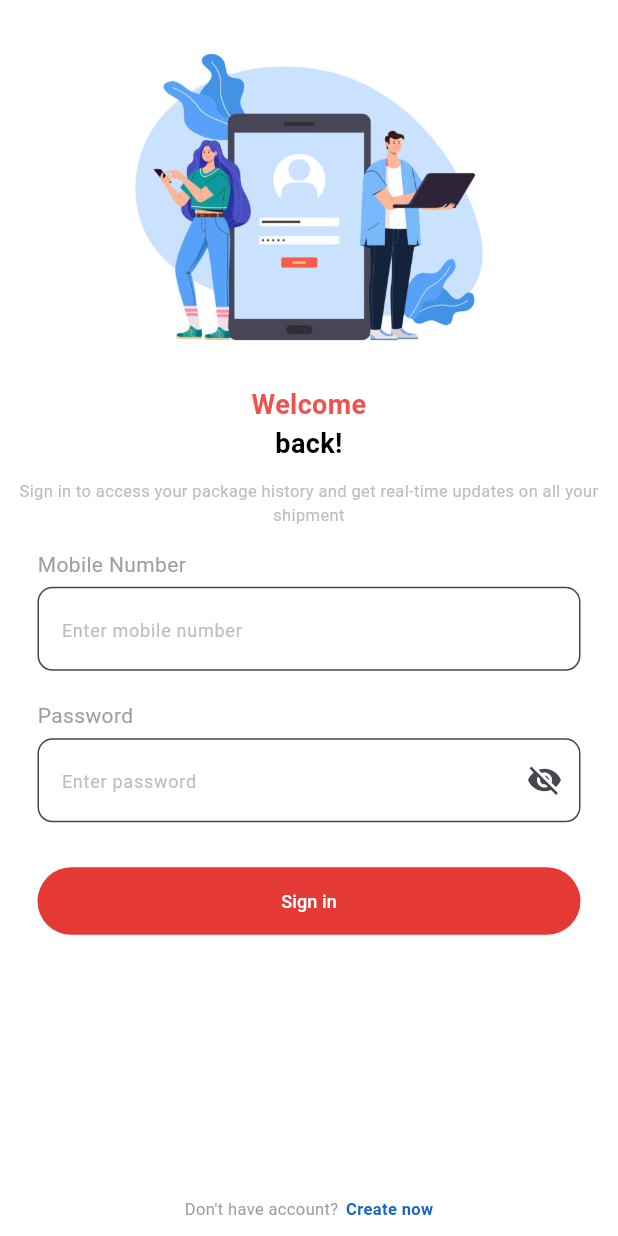
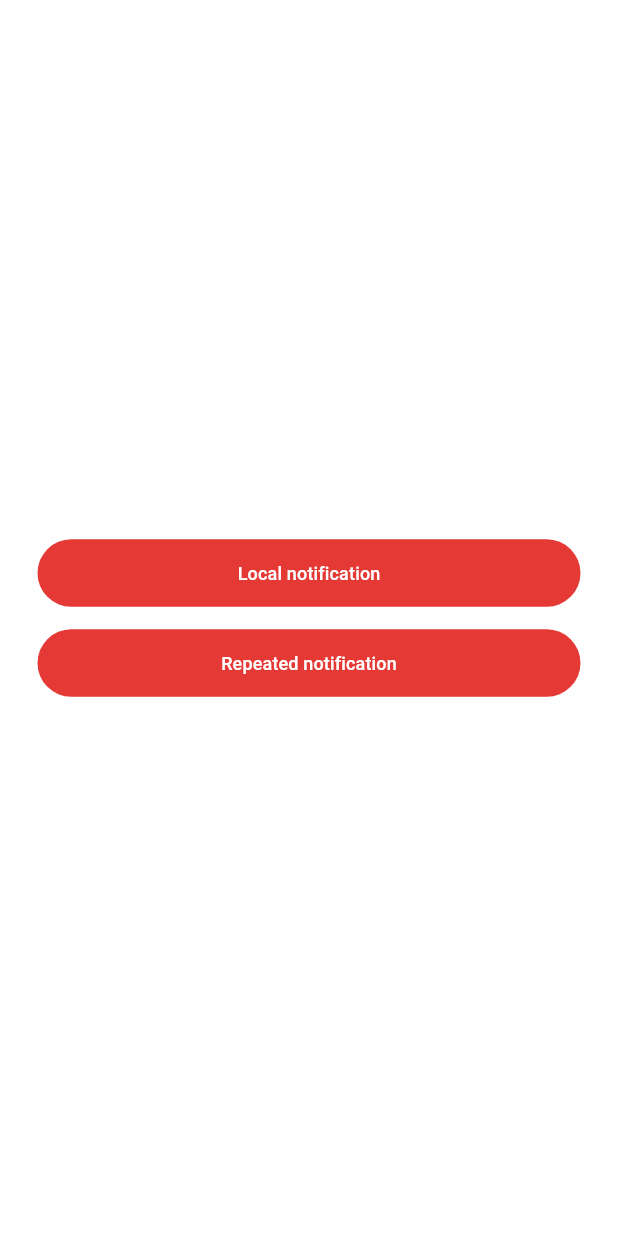
Before and after one commit to atik1404/FlutterPlayground, a Flutter app: the screen it shows after launch, on a phone screen of 412 x 824 dp. Run offline on Flutter 3.47's test engine with Material 3 defaults, Android fonts, the phone set to English and light mode, and no system bars; our stand-ins replace bloc, flutter_local_notifications, timezone; missing offline and left inert: dart:ffi.

Commit message:
feat(notification): working on notification

```diff
--- /dev/null
+++ b/lib/feature/notification/notification_screen.dart
@@ -0,0 +1,62 @@
+import 'package:first_flutter/feature/notification/notification_services.dart';
+import 'package:first_flutter/logger.dart';
+import 'package:flutter/material.dart';
+
+import '../../resources/AppColors.dart';
+import '../../resources/AppDimensions.dart';
+
+class NotificationScreen extends StatelessWidget {
+  const NotificationScreen({super.key});
+
+  @override
+  Widget build(BuildContext context) {
+    return Scaffold(
+      resizeToAvoidBottomInset: false,
+      body: Container(
+        color: Colors.white,
+        padding: AppDimensions.kPadding10,
+        child: Column(
+          crossAxisAlignment: CrossAxisAlignment.center,
+          mainAxisAlignment: MainAxisAlignment.center,
+          children: [
+            _buildNotificationButton(context, "Local notification", (){
+              Logger.log("Local notification");
+              // NotificationService.showNotification(
+              //   title: "Hello flutter",
+              //   body: "This is demo notification"
+              // );
+            }),
+
+            const SizedBox(height: AppDimensions.margin15),
+
+            _buildNotificationButton(context, "Repeated notification", (){
+              Logger.log("Repeated notification");
+            })
+          ],
+        ),
+      ),
+    );
+  }
+
+  Widget _buildNotificationButton(BuildContext context, String buttonText, VoidCallback onClickListener) {
+    return Padding(
+        padding: AppDimensions.kPaddingH15,
+        child: SizedBox(
+          width: double.infinity,
+          height: AppDimensions.kSizeH45.height,
+          child: FilledButton(
+            onPressed: onClickListener,
+            style: FilledButton.styleFrom(
+              backgroundColor: AppColors.mdRed600,
+            ),
+            child: Text(
+              buttonText,
+              style: TextStyle(
+                color: AppColors.white,
+                fontSize: AppDimensions.regularTextSize,
+              ),
+            ),
+          ),
+        ));
+  }
+}
--- /dev/null
+++ b/lib/feature/notification/notification_services.dart
@@ -0,0 +1,45 @@
+import 'dart:ffi';
+
+import 'package:flutter_local_notifications/flutter_local_notifications.dart';
+import 'package:timezone/data/latest_all.dart' as tz;
+
+class NotificationService {
+  static final FlutterLocalNotificationsPlugin _notificationsPlugin = FlutterLocalNotificationsPlugin();
+
+
+  static Future<void> initialize() async{
+    const AndroidInitializationSettings androidInitializationSettings = AndroidInitializationSettings('@mipmap/ic_launcher');
+
+    const DarwinInitializationSettings darwinInitializationSettings = DarwinInitializationSettings();
+
+    const InitializationSettings settings = InitializationSettings(
+      android: androidInitializationSettings,
+      iOS: darwinInitializationSettings
+    );
+
+    await _notificationsPlugin.initialize(settings,
+      onDidReceiveNotificationResponse:
+            (NotificationResponse response) {
+      //handle notification tap
+    },);
+
+    tz.initializeTimeZones();
+  }
+
+
+  static Future showNotification({int id = 0, String title = "Title", String body = "Body text"}) async{
+    const AndroidNotificationDetails androidNotificationDetails = AndroidNotificationDetails(
+        "channel_id",
+        "channel_name",
+      importance: Importance.max,
+      priority: Priority.high
+    );
+
+    const NotificationDetails notificationDetails = NotificationDetails(
+      android: androidNotificationDetails,
+      iOS: DarwinNotificationDetails()
+    );
+
+    await _notificationsPlugin.show(id,  title, body, notificationDetails);
+  }
+}
--- a/lib/main.dart
+++ b/lib/main.dart
@@ -1,6 +1,9 @@
 import 'package:first_flutter/feature/login/login_screen.dart';
+import 'package:first_flutter/feature/notification/notification_services.dart';
 import 'package:first_flutter/navigation/app_navigation.dart';
 import 'package:flutter/material.dart';
+
+import 'feature/notification/notification_screen.dart';
 
 // void callbackDispatcher() {
 //   Workmanager().executeTask((task, inputData) async {
@@ -32,6 +35,8 @@ void main() async{
   // Workmanager().initialize(callbackDispatcher, isInDebugMode: true);
   // startRecursiveWorkManager();
   // await LocationService.getCurrentLocation();
+  WidgetsFlutterBinding.ensureInitialized();
+  await NotificationService.initialize();
   runApp(const MyApp());
 }
 
@@ -47,7 +52,7 @@ class MyApp extends StatelessWidget {
         colorScheme: ColorScheme.fromSeed(seedColor: Colors.deepPurple),
         useMaterial3: true,
       ),
-      home: const LoginScreen(),
+      home: const NotificationScreen(),
       onGenerateRoute: appNavigation.onNavigationChange,
       debugShowCheckedModeBanner: false,
     );
--- a/pubspec.yaml
+++ b/pubspec.yaml
@@ -39,6 +39,8 @@ dependencies:
   intl: ^0.19.0
   freezed_annotation: ^2.4.4
   json_annotation: ^4.9.0
+  flutter_local_notifications: ^18.0.1
+  timezone: ^0.10.0
   #geolocator: ^13.0.2
   #workmanager: ^0.5.2
   #flutter_background_service: ^5.1.0
```
Also changed, not shown: pubspec.lock, 1 other file.
